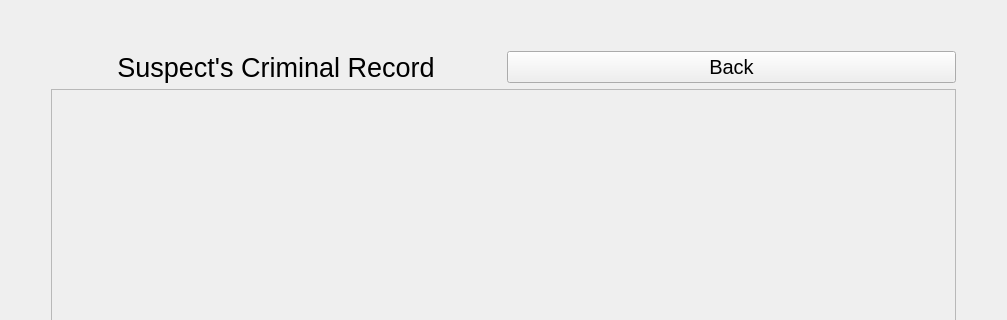
This is PYQT-Design/UI/Suspect'sCriminalRecord.ui in Ahmed-Nezar/Criminal-Investigation-Database-Project as Qt 5 draws it before an edit; both pictures show x 0 to 1007 and y 0 to 320 of the 1007 by 678 pixel window. The edited form follows.
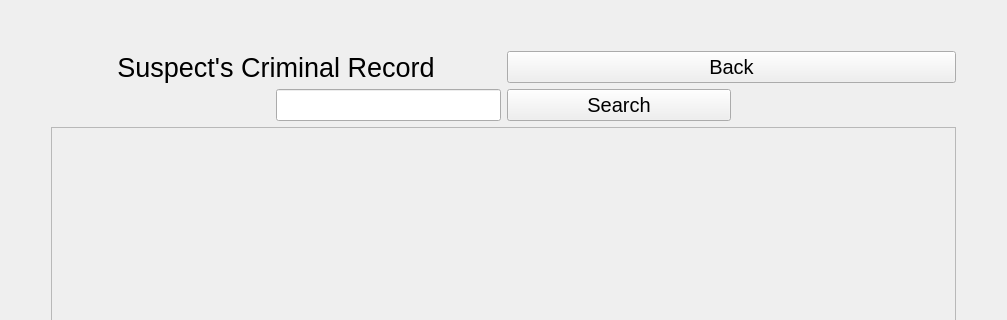
This is the edited form.

Commit message: update: Search in Suspect Criminal Records

What changed in the file:
```diff
--- a/PYQT-Design/UI/Suspect'sCriminalRecord.ui
+++ b/PYQT-Design/UI/Suspect'sCriminalRecord.ui
@@ -39,6 +39,63 @@
    <item row="1" column="1">
     <layout class="QGridLayout" name="gridLayout">
      <item row="1" column="0">
+      <layout class="QHBoxLayout" name="horizontalLayout_3">
+       <item>
+        <spacer name="horizontalSpacer">
+         <property name="orientation">
+          <enum>Qt::Horizontal</enum>
+         </property>
+         <property name="sizeHint" stdset="0">
+          <size>
+           <width>40</width>
+           <height>20</height>
+          </size>
+         </property>
+        </spacer>
+       </item>
+       <item>
+        <widget class="QLineEdit" name="SuspectCriminalRecordSearchField">
+         <property name="font">
+          <font>
+           <pointsize>15</pointsize>
+          </font>
+         </property>
+        </widget>
+       </item>
+       <item>
+        <widget class="QPushButton" name="SuspectCriminalRecordSearchBtn">
+         <property name="sizePolicy">
+          <sizepolicy hsizetype="Expanding" vsizetype="Fixed">
+           <horstretch>0</horstretch>
+           <verstretch>0</verstretch>
+          </sizepolicy>
+         </property>
+         <property name="font">
+          <font>
+           <pointsize>15</pointsize>
+          </font>
+         </property>
+         <property name="text">
+          <string>Search</string>
+         </property>
+        </widget>
+       </item>
+       <item>
+        <spacer name="horizontalSpacer_2">
+         <property name="orientation">
+          <enum>Qt::Horizontal</enum>
+         </property>
+         <property name="sizeHint" stdset="0">
+          <size>
+           <width>40</width>
+           <height>20</height>
+          </size>
+         </property>
+        </spacer>
+       </item>
+      </layout>
+     </item>
+     <item row="4" column="0">
       <widget class="QScrollArea" name="SuspectScrollArea">
        <property name="sizePolicy">
         <sizepolicy hsizetype="Expanding" vsizetype="MinimumExpanding">
@@ -55,7 +112,7 @@
           <x>0</x>
           <y>0</y>
           <width>893</width>
-          <height>562</height>
+          <height>515</height>
          </rect>
         </property>
        </widget>
```
Left out of the diff: 74 changed lines with no effect on the pictures. The commit also changes 1 other file.
